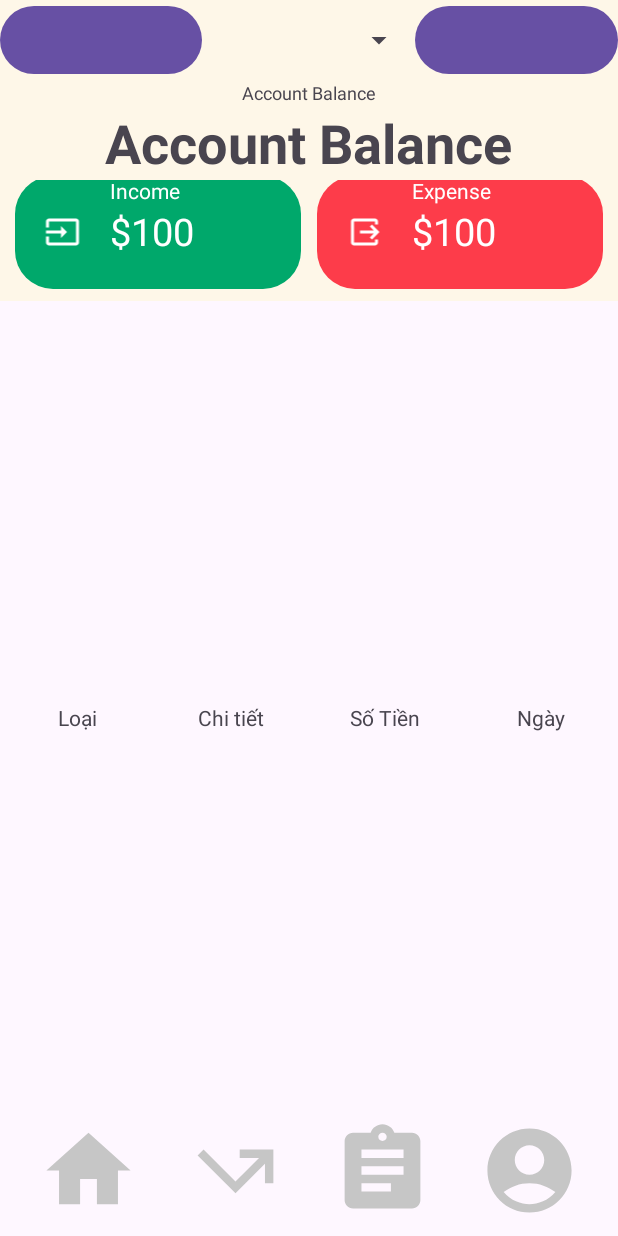
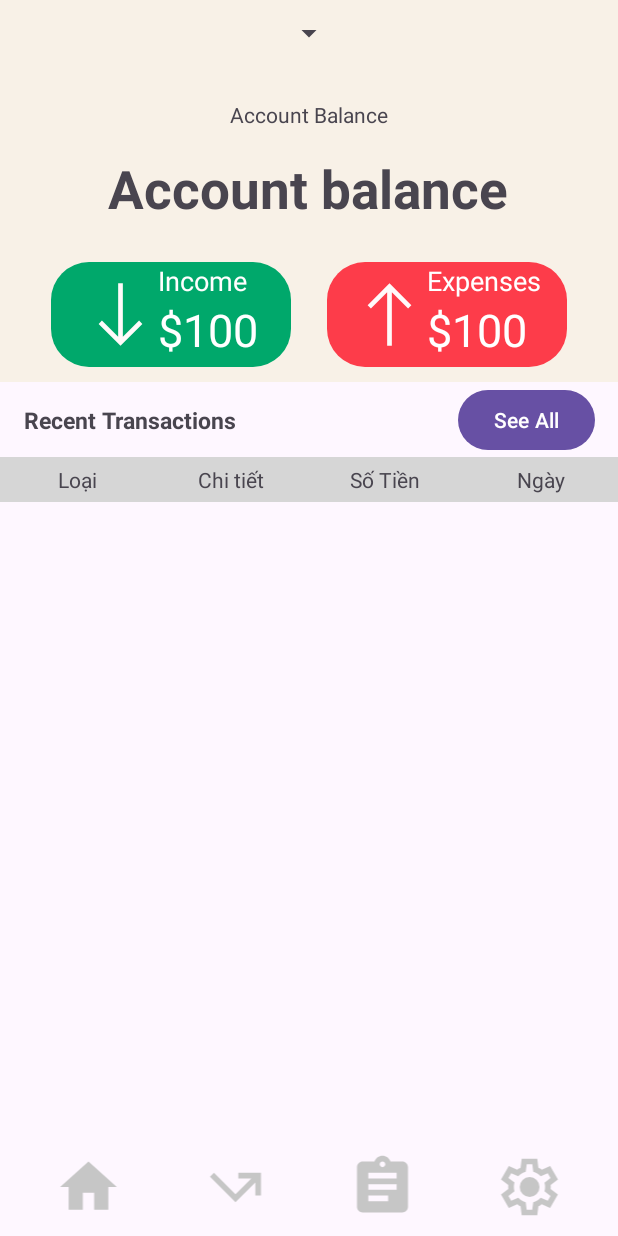
Before and after one commit to hungcoi2002tx/PRM392, an Android app: the layout activity_home.xml on its own in the app's theme, with its tools: preview values and no code run, on a phone screen of 412 x 824 dp. Run offline under Robolectric (Android 15) with nearby library versions, the phone set to English and light mode, and no system bars.

Commit message:
feature/re_design_home_fe

```diff
--- a/app/src/main/AndroidManifest.xml
+++ b/app/src/main/AndroidManifest.xml
@@ -13,7 +13,7 @@
         android:theme="@style/Theme.AssigmentFinal"
         tools:targetApi="31">
         <activity
-            android:name=".Login"
+            android:name=".Home"
             android:exported="false" />
         <activity
             android:name=".Create_Budget"
@@ -34,7 +34,7 @@
             android:name=".MainActivity"
             android:exported="false" />
         <activity
-            android:name=".Home"
+            android:name=".Login"
             android:exported="true">
             <intent-filter>
                 <action android:name="android.intent.action.MAIN" />
--- /dev/null
+++ b/app/src/main/res/drawable/ic_arrow_north.xml
@@ -0,0 +1,10 @@
+<vector xmlns:android="http://schemas.android.com/apk/res/android"
+    android:width="48dp"
+    android:height="48dp"
+    android:viewportWidth="960"
+    android:viewportHeight="960"
+    android:tint="#FFFAFA">
+    <path
+        android:fillColor="@android:color/white"
+        android:pathData="M450,880L450,194L242,402L200,360L480,80L760,360L718,402L510,194L510,880L450,880Z"/>
+</vector>
--- /dev/null
+++ b/app/src/main/res/drawable/ic_arrow_south.xml
@@ -0,0 +1,10 @@
+<vector xmlns:android="http://schemas.android.com/apk/res/android"
+    android:width="48dp"
+    android:height="48dp"
+    android:viewportWidth="960"
+    android:viewportHeight="960"
+    android:tint="#FFFAFA">
+    <path
+        android:fillColor="@android:color/white"
+        android:pathData="M480,880L200,600L242,558L450,766L450,80L510,80L510,766L718,558L760,600L480,880Z"/>
+</vector>
--- /dev/null
+++ b/app/src/main/res/drawable/ic_setting.xml
@@ -0,0 +1,10 @@
+<vector xmlns:android="http://schemas.android.com/apk/res/android"
+    android:width="24dp"
+    android:height="24dp"
+    android:viewportWidth="960"
+    android:viewportHeight="960"
+    android:tint="#C6C6C6">
+    <path
+        android:fillColor="@android:color/white"
+        android:pathData="M370,880L354,752Q341,747 329.5,740Q318,733 307,725L188,775L78,585L181,507Q180,500 180,493.5Q180,487 180,480Q180,473 180,466.5Q180,460 181,453L78,375L188,185L307,235Q318,227 330,220Q342,213 354,208L370,80L590,80L606,208Q619,213 630.5,220Q642,227 653,235L772,185L882,375L779,453Q780,460 780,466.5Q780,473 780,480Q780,487 780,493.5Q780,500 778,507L881,585L771,775L653,725Q642,733 630,740Q618,747 606,752L590,880L370,880ZM440,800L519,800L533,694Q564,686 590.5,670.5Q617,655 639,633L738,674L777,606L691,541Q696,527 698,511.5Q700,496 700,480Q700,464 698,448.5Q696,433 691,419L777,354L738,286L639,328Q617,305 590.5,289.5Q564,274 533,266L520,160L441,160L427,266Q396,274 369.5,289.5Q343,305 321,327L222,286L183,354L269,418Q264,433 262,448Q260,463 260,480Q260,496 262,511Q264,526 269,541L183,606L222,674L321,632Q343,655 369.5,670.5Q396,686 427,694L440,800ZM482,620Q540,620 581,579Q622,538 622,480Q622,422 581,381Q540,340 482,340Q423,340 382.5,381Q342,422 342,480Q342,538 382.5,579Q423,620 482,620ZM480,480L480,480Q480,480 480,480Q480,480 480,480L480,480L480,480L480,480Q480,480 480,480Q480,480 480,480Q480,480 480,480Q480,480 480,480L480,480L480,480L480,480Q480,480 480,480Q480,480 480,480L480,480L480,480L480,480Q480,480 480,480Q480,480 480,480L480,480L480,480L480,480Q480,480 480,480Q480,480 480,480Q480,480 480,480Q480,480 480,480L480,480L480,480L480,480Q480,480 480,480Q480,480 480,480L480,480L480,480Z"/>
+</vector>
--- a/app/src/main/res/layout/activity_home.xml
+++ b/app/src/main/res/layout/activity_home.xml
@@ -1,260 +1,268 @@
 <?xml version="1.0" encoding="utf-8"?>
-<androidx.appcompat.widget.LinearLayoutCompat xmlns:android="http://schemas.android.com/apk/res/android"
+<RelativeLayout xmlns:android="http://schemas.android.com/apk/res/android"
     xmlns:app="http://schemas.android.com/apk/res-auto"
     xmlns:tools="http://schemas.android.com/tools"
     android:layout_width="match_parent"
     android:layout_height="match_parent"
-    tools:context=".Home"
-    android:orientation="vertical">
-
-
-    <LinearLayout
-        android:id="@+id/lo_home_1"
-        android:layout_width="match_parent"
-        android:layout_height="0dp"
-        android:orientation="horizontal"
-        android:layout_weight="3"
-        android:background="@color/xamvang"
-        >
+    android:orientation="vertical"
+    tools:context=".Home">
 
     <LinearLayout
         android:layout_width="match_parent"
         android:layout_height="match_parent"
         android:orientation="vertical">
 
-            <LinearLayout
+        <androidx.constraintlayout.widget.ConstraintLayout
+            android:id="@+id/lo_home_1"
             android:layout_width="match_parent"
-                android:layout_height="0dp"
-                android:orientation="horizontal"
-                android:layout_weight="2">
-                <Button
-                    android:layout_width="wrap_content"
-                    android:layout_height="match_parent"
-                    android:layout_weight="1"
-                    ></Button>
+            android:layout_height="wrap_content"
+            android:background="#F8F1E7"
+            android:padding="10dp"
+            app:layout_constraintEnd_toEndOf="parent"
+            app:layout_constraintStart_toStartOf="parent"
+            app:layout_constraintTop_toTopOf="parent">
 
             <Spinner
                 android:id="@+id/sp_home_month"
                 android:layout_width="wrap_content"
-                    android:layout_height="match_parent"
-                    android:layout_weight="2"
-                    android:gravity="center"/>
-                <Button
-                    android:layout_width="wrap_content"
-                    android:layout_height="match_parent"
-                    android:layout_weight="1"></Button>
-            </LinearLayout>
-            <LinearLayout
-                android:layout_width="match_parent"
-                android:layout_height="0dp"
-                android:orientation="vertical"
-                android:layout_weight="2.5"
-                android:gravity="center">
+                android:layout_height="wrap_content"
+                app:layout_constraintEnd_toEndOf="parent"
+                app:layout_constraintStart_toStartOf="parent"
+                app:layout_constraintTop_toTopOf="parent" />
 
             <TextView
                 android:id="@+id/tv_AccountBalance111"
                 android:layout_width="wrap_content"
                 android:layout_height="wrap_content"
-                    android:layout_weight="1"
                 android:text="Account Balance"
-                    android:textSize="12sp"/>
+                app:layout_constraintBottom_toBottomOf="parent"
+                app:layout_constraintEnd_toEndOf="parent"
+                app:layout_constraintStart_toStartOf="parent"
+                app:layout_constraintTop_toTopOf="parent"
+                app:layout_constraintVertical_bias="0.263" />
+
             <TextView
                 android:id="@+id/tv_home_balance"
                 android:layout_width="wrap_content"
                 android:layout_height="wrap_content"
-                    android:layout_weight="1"
-                    android:text="Account Balance"
+                android:layout_marginTop="16dp"
+                android:text="Account balance"
+                android:textSize="35dp"
                 android:textStyle="bold"
-                    android:textSize="36sp"/>
-            </LinearLayout>
-            <LinearLayout
-                android:layout_width="match_parent"
-                android:layout_height="0dp"
-                android:orientation="horizontal"
-                android:layout_weight="3">
+                app:layout_constraintEnd_toEndOf="parent"
+                app:layout_constraintHorizontal_bias="0.496"
+                app:layout_constraintStart_toStartOf="parent"
+                app:layout_constraintTop_toBottomOf="@+id/tv_AccountBalance111" />
 
             <LinearLayout
-                    android:layout_width="match_parent"
+                android:id="@+id/ll_go_income"
+                android:layout_width="160dp"
+                android:layout_height="70dp"
+                android:layout_marginTop="25dp"
+                android:background="@drawable/bg_rounded_green"
+                android:gravity="center"
+                android:orientation="horizontal"
+                app:layout_constraintEnd_toStartOf="@+id/ll_go_expense"
+                app:layout_constraintHorizontal_chainStyle="spread"
+                app:layout_constraintStart_toStartOf="parent"
+                app:layout_constraintTop_toBottomOf="@+id/tv_home_balance">
+
+                <ImageView
+                    android:id="@+id/btnAccount"
+                    android:layout_width="50dp"
+                    android:layout_height="50dp"
+                    android:src="@drawable/ic_arrow_south" />
+
+                <LinearLayout
+                    android:layout_width="wrap_content"
                     android:layout_height="match_parent"
-                    android:orientation="horizontal"
-                    android:gravity="center">
-                    <LinearLayout
-                        android:id="@+id/lo_home_income"
-                        android:layout_width="match_parent"
-                        android:layout_height="match_parent"
-                        android:orientation="vertical"
-                        android:layout_weight="1"
-                        android:layout_marginLeft="10dp"
-                        android:layout_marginRight="5dp"
-                        android:layout_marginBottom="5dp"
-                        android:background="@drawable/bg_rounded_green">
-                        <LinearLayout
-                            android:layout_width="match_parent"
-                            android:layout_height="match_parent"
-                            android:orientation="horizontal">
-                            <ImageView
-                                android:layout_width="0dp"
-                                android:layout_height="wrap_content"
-                                android:src="@drawable/baseline_input_24"
-                                android:layout_weight="1"
-                                android:layout_gravity="center">
-                            </ImageView>
-                            <LinearLayout
-                                android:id="@+id/ll_go_income"
-                                android:layout_width="0dp"
-                                android:layout_height="match_parent"
-                                android:orientation="vertical"
-                                android:layout_weight="2">
+                    android:orientation="vertical">
+
                     <TextView
                         android:layout_width="wrap_content"
                         android:layout_height="wrap_content"
                         android:text="Income"
-                                    android:textColor="@color/white">
-                                </TextView>
+                        android:textColor="@color/white"
+                        android:textSize="18dp"></TextView>
+
                     <TextView
                         android:id="@+id/home_income_amount"
                         android:layout_width="wrap_content"
                         android:layout_height="wrap_content"
                         android:text="$100"
-                                    android:textSize="25sp"
-                                    android:textColor="@color/white">
-                                </TextView>
-                            </LinearLayout>
+                        android:textColor="@color/white"
+                        android:textSize="30dp"></TextView>
                 </LinearLayout>
 
             </LinearLayout>
-                    <LinearLayout
-                        android:layout_width="match_parent"
-                        android:layout_height="match_parent"
-                        android:orientation="vertical"
-                        android:layout_weight="1"
-                        android:layout_marginLeft="5dp"
-                        android:layout_marginRight="10dp"
-                        android:layout_marginBottom="5dp"
-                        android:background="@drawable/bg_rounded_red">
-                        <LinearLayout
-                            android:layout_width="match_parent"
-                            android:layout_height="match_parent"
-                            android:orientation="horizontal">
-                            <ImageView
-                                android:layout_width="0dp"
-                                android:layout_height="wrap_content"
-                                android:src="@drawable/baseline_output_24"
-                                android:layout_weight="1"
-                                android:layout_gravity="center">
-                            </ImageView>
+
             <LinearLayout
                 android:id="@+id/ll_go_expense"
-                                android:layout_width="0dp"
+                android:layout_width="160dp"
+                android:layout_height="70dp"
+                android:layout_marginTop="25dp"
+                android:background="@drawable/bg_rounded_red"
+                android:gravity="center"
+                android:orientation="horizontal"
+                app:layout_constraintEnd_toEndOf="parent"
+                app:layout_constraintStart_toEndOf="@+id/ll_go_income"
+                app:layout_constraintTop_toBottomOf="@+id/tv_home_balance">
+
+                <ImageView
+                    android:id="@+id/btnAccount"
+                    android:layout_width="50dp"
+                    android:layout_height="50dp"
+                    android:src="@drawable/ic_arrow_north" />
+
+                <LinearLayout
+                    android:layout_width="wrap_content"
                     android:layout_height="match_parent"
-                                android:orientation="vertical"
-                                android:layout_weight="2">
+                    android:orientation="vertical">
+
                     <TextView
                         android:layout_width="wrap_content"
                         android:layout_height="wrap_content"
-                                    android:text="Expense"
-                                    android:textColor="@color/white">
-                                </TextView>
+                        android:text="Expenses"
+                        android:textColor="@color/white"
+                        android:textSize="18dp"></TextView>
+
                     <TextView
                         android:id="@+id/home_expense_amount"
                         android:layout_width="wrap_content"
                         android:layout_height="wrap_content"
                         android:text="$100"
-                                    android:textSize="25sp"
-                                    android:textColor="@color/white">
-                                </TextView>
+                        android:textColor="@color/white"
+                        android:textSize="30dp"></TextView>
                 </LinearLayout>
-                        </LinearLayout>
-                    </LinearLayout>
-                </LinearLayout>
-            </LinearLayout>
-        </LinearLayout>
-    </LinearLayout>
-    <LinearLayout
-        android:id="@+id/lo_home_2"
-        android:layout_width="match_parent"
-        android:layout_height="0dp"
-        android:orientation="horizontal"
-        android:layout_weight="4"
-        >
 
             </LinearLayout>
+        </androidx.constraintlayout.widget.ConstraintLayout>
+
+
         <LinearLayout
             android:id="@+id/lo_home_3"
             android:layout_width="match_parent"
-        android:layout_height="0dp"
+            android:layout_height="wrap_content"
             android:orientation="vertical"
-        android:layout_weight="4"
-        >
+            app:layout_constraintBottom_toTopOf="@id/lo_home_4"
+            app:layout_constraintTop_toBottomOf="@id/lo_home_1">
+
+
+            <androidx.constraintlayout.widget.ConstraintLayout
+                android:id="@+id/lo_home_3_1"
+                android:layout_width="match_parent"
+                android:layout_height="50dp">
+
+                <TextView
+                    android:layout_width="wrap_content"
+                    android:layout_height="wrap_content"
+                    android:layout_marginStart="16dp"
+                    android:text="Recent Transactions"
+                    android:textSize="15dp"
+                    android:textStyle="bold"
+                    app:layout_constraintBottom_toBottomOf="parent"
+                    app:layout_constraintStart_toStartOf="parent"
+                    app:layout_constraintTop_toTopOf="parent" />
+
+                <Button
+                    android:layout_width="wrap_content"
+                    android:layout_height="wrap_content"
+                    android:text="See All"
+                    app:layout_constraintBottom_toBottomOf="parent"
+                    app:layout_constraintEnd_toEndOf="parent"
+                    app:layout_constraintTop_toTopOf="parent"
+                    android:layout_marginEnd="15dp"/>
+            </androidx.constraintlayout.widget.ConstraintLayout>
+
             <LinearLayout
+                android:id="@+id/ll_category"
                 android:layout_width="match_parent"
-            android:layout_height="wrap_content"
+                android:layout_height="30dp"
+                android:background="@color/xam"
                 android:orientation="horizontal">
+
                 <TextView
                     android:layout_width="0dp"
                     android:layout_height="match_parent"
                     android:layout_weight="1"
-                android:text="Loại"
-                android:gravity="center"></TextView>
+                    android:gravity="center"
+                    android:text="Loại"></TextView>
+
                 <TextView
                     android:layout_width="0dp"
                     android:layout_height="match_parent"
                     android:layout_weight="1"
                     android:gravity="center"
                     android:text="Chi tiết"></TextView>
+
                 <TextView
                     android:layout_width="0dp"
                     android:layout_height="match_parent"
                     android:layout_weight="1"
                     android:gravity="center"
                     android:text="Số Tiền"></TextView>
+
                 <TextView
                     android:layout_width="0dp"
                     android:layout_height="match_parent"
                     android:layout_weight="1"
-                android:text="Ngày"
-                android:gravity="center"></TextView>
+                    android:gravity="center"
+                    android:text="Ngày"></TextView>
             </LinearLayout>
+
+            <LinearLayout
+                android:id="@+id/ln_re"
+                android:layout_width="match_parent"
+                android:layout_height="wrap_content"
+                app:layout_constraintBottom_toBottomOf="parent"
+                app:layout_constraintTop_toBottomOf="@id/lo_home_3_1">
+
                 <androidx.recyclerview.widget.RecyclerView
                     android:id="@+id/rcv_home_transition"
                     android:layout_width="match_parent"
-            android:layout_height="match_parent"
-            android:layout_margin="15dp"/>
+                    android:layout_height="wrap_content" />
             </LinearLayout>
+
+
+        </LinearLayout>
+    </LinearLayout>
+
     <LinearLayout
         android:id="@+id/lo_home_4"
         android:layout_width="match_parent"
-        android:layout_height="0dp"
+        android:layout_height="wrap_content"
+        android:layout_alignParentBottom="true"
+        android:layout_margin="10dp"
         android:orientation="horizontal"
-        android:layout_weight="1"
-        android:layout_margin="10dp"
-        >
+        app:layout_constraintBottom_toBottomOf="parent">
+
         <ImageView
             android:id="@+id/btnHome"
-            android:layout_width="0dp"
-            android:layout_height="match_parent"
+            android:layout_width="45dp"
+            android:layout_height="45dp"
             android:layout_weight="1"
-            android:src="@drawable/baseline_home_24"
-            />
+            android:src="@drawable/baseline_home_24" />
+
         <ImageView
             android:id="@+id/btnTransaction"
-            android:layout_width="0dp"
-            android:layout_height="match_parent"
+            android:layout_width="45dp"
+            android:layout_height="45dp"
             android:layout_weight="1"
-            android:src="@drawable/baseline_call_missed_outgoing_24"/>
+            android:src="@drawable/baseline_call_missed_outgoing_24" />
+
         <ImageView
             android:id="@+id/btnBudget"
-            android:layout_width="0dp"
-            android:layout_height="match_parent"
+            android:layout_width="45dp"
+            android:layout_height="45dp"
             android:layout_weight="1"
             android:src="@drawable/baseline_assignment_24" />
 
         <ImageView
             android:id="@+id/btnAccount"
-            android:layout_width="0dp"
-            android:layout_height="match_parent"
+            android:layout_width="45dp"
+            android:layout_height="45dp"
             android:layout_weight="1"
-            android:src="@drawable/baseline_account_circle_24" />
+            android:src="@drawable/ic_setting" />
     </LinearLayout>
 
-</androidx.appcompat.widget.LinearLayoutCompat>
+</RelativeLayout>
--- a/app/src/main/res/layout/activity_login.xml
+++ b/app/src/main/res/layout/activity_login.xml
@@ -68,7 +68,7 @@
         android:id="@+id/btnLogin"
         android:layout_width="wrap_content"
         android:layout_height="wrap_content"
-        android:layout_marginTop="60dp"
+        android:layout_marginTop="24dp"
         android:text="Đăng nhập"
         app:layout_constraintEnd_toEndOf="parent"
         app:layout_constraintStart_toStartOf="parent"
@@ -78,11 +78,11 @@
         android:id="@+id/tvError"
         android:layout_width="wrap_content"
         android:layout_height="wrap_content"
-        android:layout_marginStart="116dp"
-        android:layout_marginTop="36dp"
+        android:layout_marginTop="100dp"
         android:text="Tài khoản hoặc mật khẩu sai"
         android:textColor="@color/red"
         android:visibility="invisible"
+        app:layout_constraintEnd_toEndOf="parent"
         app:layout_constraintStart_toStartOf="parent"
         app:layout_constraintTop_toBottomOf="@+id/txtInputPassword" />
 
--- a/app/src/main/res/values/colors.xml
+++ b/app/src/main/res/values/colors.xml
@@ -8,7 +8,7 @@
     <color name="xamden">#C6C6C6</color>
     <color name="backgroundExpense">#fd3c4a</color>
     <color name="blue">#CE465FEA</color>
-    <color name="xam">#C6C6C6</color>
+    <color name="xam">#D6D6D6</color>
     <color name="gray">#91919F</color>
     <color name="border">#0A000000</color>
 </resources>
```
Lines whose indentation alone changed are shown as unchanged.
